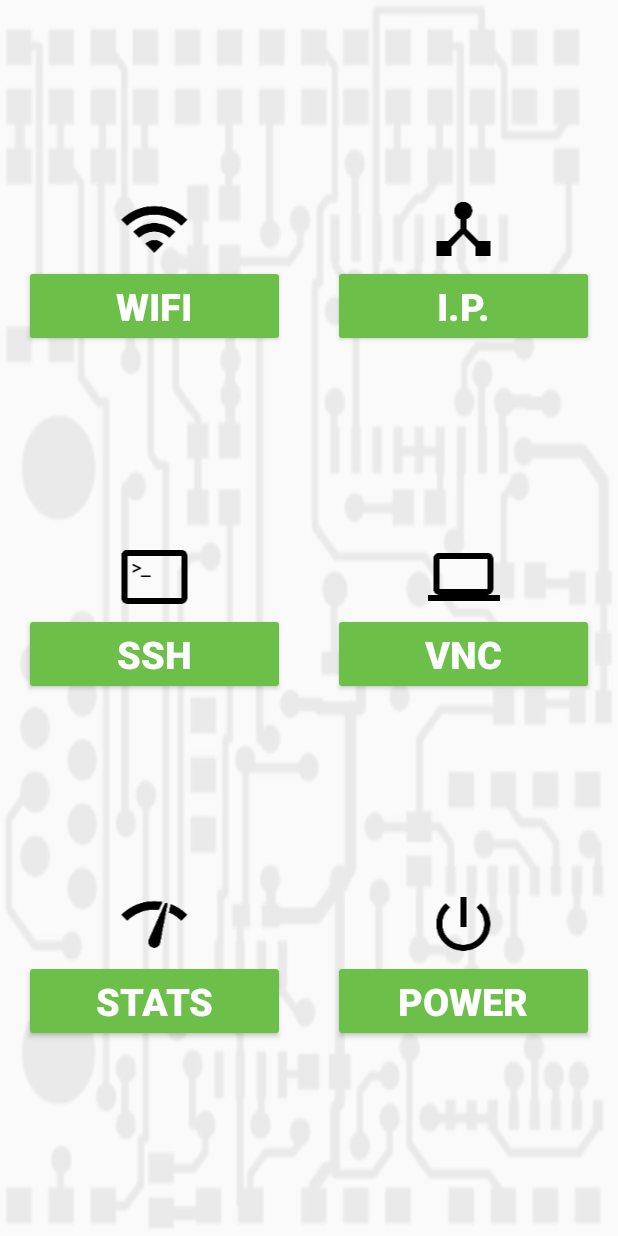
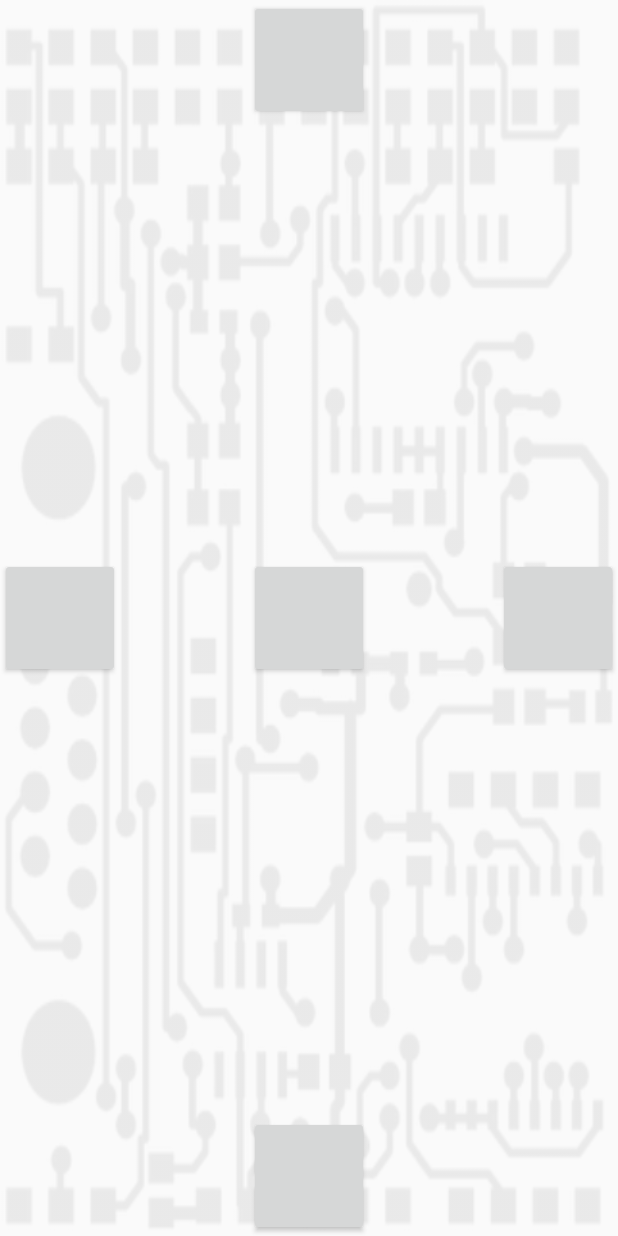
Before and after one commit to qbalsdon/BLE_Android, an Android app: the layout activity_connect.xml on its own in the app's theme, with its tools: preview values and no code run, on a phone screen of 412 x 824 dp. Run offline under Robolectric (Android 15) with nearby library versions, the phone set to English and light mode, and no system bars; plain views replace HypotrochoidProgressView.

Commit message:
Fixes for client

```diff
--- a/app/src/main/res/layout/activity_connect.xml
+++ b/app/src/main/res/layout/activity_connect.xml
@@ -12,7 +12,8 @@
         android:layout_width="match_parent"
         android:layout_height="wrap_content"
         android:layout_above="@+id/mid"
-        android:layout_alignParentTop="true">
+        android:layout_alignParentTop="true"
+        android:visibility="gone">
 
         <LinearLayout
             android:layout_width="match_parent"
@@ -38,6 +39,7 @@
     </LinearLayout>
 
     <LinearLayout
+        android:visibility="gone"
         android:id="@+id/mid"
         android:layout_width="match_parent"
         android:layout_height="wrap_content"
@@ -62,6 +64,7 @@
     </LinearLayout>
 
     <LinearLayout
+        android:visibility="gone"
         android:id="@+id/bot"
         android:layout_width="match_parent"
         android:layout_height="wrap_content"
@@ -92,6 +95,48 @@
         </LinearLayout>
     </LinearLayout>
 
+    <RelativeLayout
+        android:layout_width="match_parent"
+        android:layout_height="match_parent">
+        <Button
+            android:id="@+id/fwd"
+            android:layout_width="80dp"
+            android:layout_height="80dp"
+            android:layout_centerHorizontal="true"
+            />
+
+        <Button
+            android:id="@+id/left"
+            android:layout_width="80dp"
+            android:layout_height="80dp"
+            android:layout_centerVertical="true"
+            />
+
+        <Button
+            android:id="@+id/stop"
+            android:layout_width="80dp"
+            android:layout_height="80dp"
+            android:layout_centerInParent="true"
+            />
+
+        <Button
+            android:id="@+id/right"
+            android:layout_width="80dp"
+            android:layout_height="80dp"
+            android:layout_centerVertical="true"
+            android:layout_alignParentEnd="true"
+            />
+
+        <Button
+            android:id="@+id/back"
+            android:layout_width="80dp"
+            android:layout_height="80dp"
+            android:layout_centerHorizontal="true"
+            android:layout_alignParentBottom="true"
+            />
+
+    </RelativeLayout>
+
     <include
         tools:visibility="gone"
         android:id="@+id/loading_view"
```
Also changed, not shown: app/src/main/java/com/balsdon/bleexample/ConnectActivity.java (+35 -8 lines).
